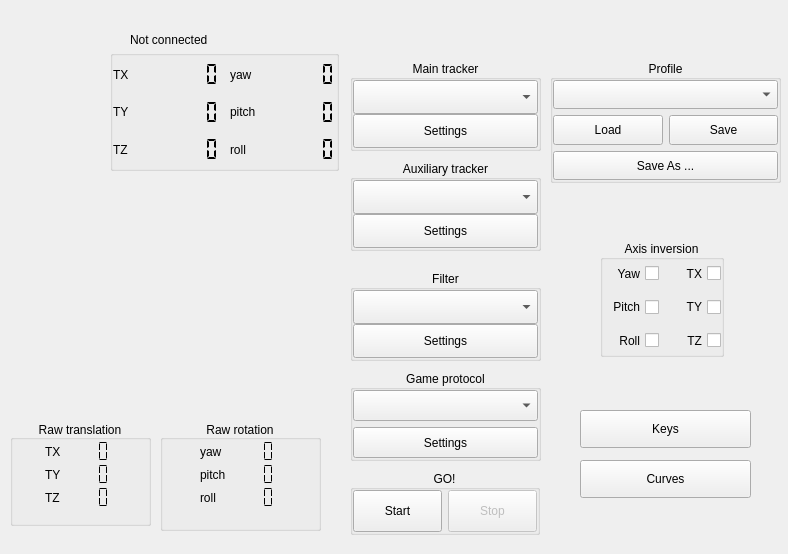
This is facetracknoir/facetracknoir.ui in opentrack/opentrack as Qt 5 draws it before an edit. The edited form follows.
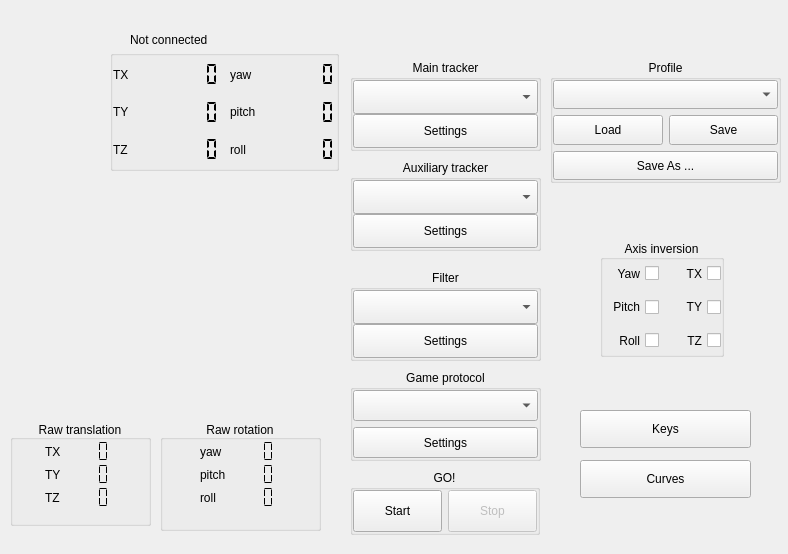
This is the edited form. Icons and pictures are not drawn. Custom widgets are drawn as their Qt base class.

Commit message: make groupboxen in main ui non-flat

Diff of the .ui file:
```diff
--- a/facetracknoir/facetracknoir.ui
+++ b/facetracknoir/facetracknoir.ui
@@ -578,10 +578,10 @@
      <string>Game protocol</string>
     </property>
     <property name="alignment">
-     <set>Qt::AlignCenter</set>
+     <set>Qt::AlignHCenter|Qt::AlignTop</set>
     </property>
     <property name="flat">
-     <bool>true</bool>
+     <bool>false</bool>
     </property>
     <property name="checkable">
      <bool>false</bool>
@@ -736,10 +736,10 @@
      <string>Filter</string>
     </property>
     <property name="alignment">
-     <set>Qt::AlignCenter</set>
+     <set>Qt::AlignHCenter|Qt::AlignTop</set>
     </property>
     <property name="flat">
-     <bool>true</bool>
+     <bool>false</bool>
     </property>
     <property name="checkable">
      <bool>false</bool>
@@ -819,10 +819,10 @@
      <string>Main tracker</string>
     </property>
     <property name="alignment">
-     <set>Qt::AlignCenter</set>
+     <set>Qt::AlignHCenter|Qt::AlignTop</set>
     </property>
     <property name="flat">
-     <bool>true</bool>
+     <bool>false</bool>
     </property>
     <property name="checkable">
      <bool>false</bool>
@@ -1088,10 +1088,10 @@
      <string>Auxiliary tracker</string>
     </property>
     <property name="alignment">
-     <set>Qt::AlignCenter</set>
+     <set>Qt::AlignHCenter|Qt::AlignTop</set>
     </property>
     <property name="flat">
-     <bool>true</bool>
+     <bool>false</bool>
     </property>
     <property name="checkable">
      <bool>false</bool>
@@ -1168,10 +1168,10 @@
      <string>GO!</string>
     </property>
     <property name="alignment">
-     <set>Qt::AlignCenter</set>
+     <set>Qt::AlignHCenter|Qt::AlignTop</set>
     </property>
     <property name="flat">
-     <bool>true</bool>
+     <bool>false</bool>
     </property>
     <layout class="QGridLayout" name="gridLayout_9" rowstretch="0" columnstretch="0,0" rowminimumheight="0" columnminimumwidth="0,0">
      <property name="sizeConstraint">
@@ -1295,10 +1295,10 @@
      <string>Profile</string>
     </property>
     <property name="alignment">
-     <set>Qt::AlignCenter</set>
+     <set>Qt::AlignHCenter|Qt::AlignTop</set>
     </property>
     <property name="flat">
-     <bool>true</bool>
+     <bool>false</bool>
     </property>
     <layout class="QGridLayout" name="gridLayout_5" rowstretch="6,6,6" columnstretch="6,6" rowminimumheight="6,6,6" columnminimumwidth="6,6">
      <property name="sizeConstraint">
```
Left out of the diff: 4 changed lines with no effect on the pictures.
